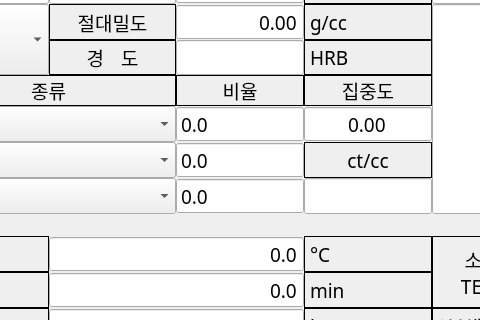
SuhYeoJee/OrderManager, file ui/spWidget.ui: the form before one commit; both pictures show x 300 to 780 and y 380 to 700 of the 1075 by 853 pixel window.
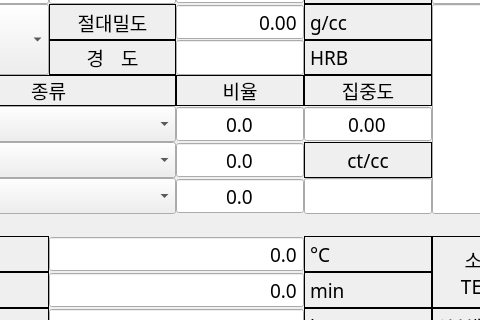
The form after the commit.

```diff
--- a/ui/spWidget.ui
+++ b/ui/spWidget.ui
@@ -44,7 +44,7 @@
     <property name="geometry">
      <rect>
       <x>0</x>
-      <y>-240</y>
+      <y>-420</y>
       <width>1030</width>
       <height>1300</height>
      </rect>
@@ -1710,6 +1710,9 @@
           <verstretch>0</verstretch>
          </sizepolicy>
         </property>
+        <property name="alignment">
+         <set>Qt::AlignCenter</set>
+        </property>
         <property name="readOnly">
          <bool>true</bool>
         </property>
@@ -1762,6 +1765,9 @@
           <verstretch>0</verstretch>
          </sizepolicy>
         </property>
+        <property name="alignment">
+         <set>Qt::AlignCenter</set>
+        </property>
         <property name="readOnly">
          <bool>true</bool>
         </property>
@@ -2014,6 +2020,9 @@
           <verstretch>0</verstretch>
          </sizepolicy>
         </property>
+        <property name="alignment">
+         <set>Qt::AlignCenter</set>
+        </property>
         <property name="readOnly">
          <bool>true</bool>
         </property>
```
Left out of the diff: 86 changed lines with no effect on the pictures.
